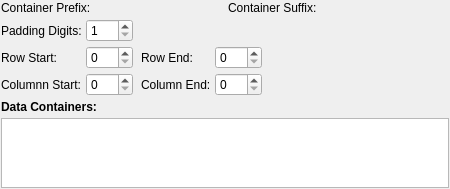
Qt form Source/SVWidgetsLib/FilterParameterWidgets/UI_Files/MontageSelectionWidget.ui (BlueQuartzSoftware/SIMPL) before a commit.
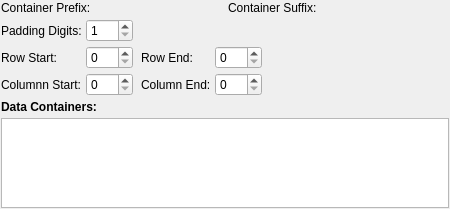
The same form after that commit. Custom widgets are drawn as their Qt base class.

Commit message:
Set the minimum height in MontageSelectionWidget's table widget
* This forces at least two rows to be visible.

The edit to the form file:
```diff
--- a/Source/SVWidgetsLib/FilterParameterWidgets/UI_Files/MontageSelectionWidget.ui
+++ b/Source/SVWidgetsLib/FilterParameterWidgets/UI_Files/MontageSelectionWidget.ui
@@ -7,7 +7,7 @@
     <x>0</x>
     <y>0</y>
     <width>450</width>
-    <height>181</height>
+    <height>198</height>
    </rect>
   </property>
   <property name="windowTitle">
@@ -217,7 +217,14 @@
     </widget>
    </item>
    <item row="5" column="0" colspan="6">
-    <widget class="QTableWidget" name="dataContainerTableWidget"/>
+    <widget class="QTableWidget" name="dataContainerTableWidget">
+     <property name="minimumSize">
+      <size>
+       <width>0</width>
+       <height>90</height>
+      </size>
+     </property>
+    </widget>
    </item>
   </layout>
  </widget>
```
